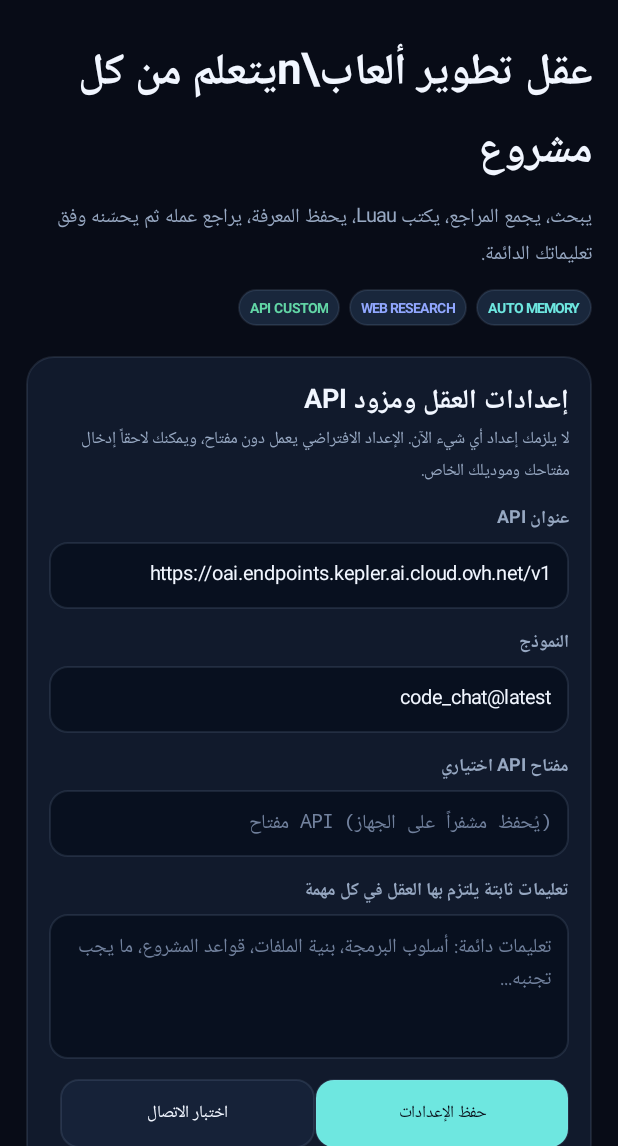
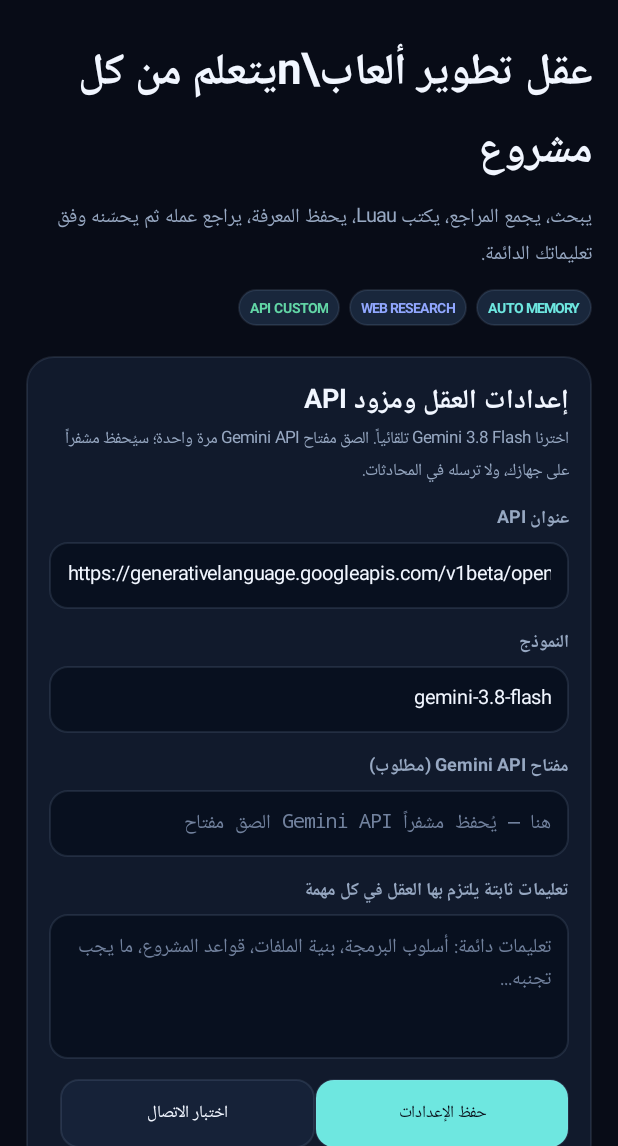
Before and after one commit to vzx5090-web/vzx, an Android app: the screen it shows after launch (MainActivity), after a tap on "اختبار الاتصال", on a phone screen of 412 x 824 dp, the part 90-1236 px from its top. Run offline under Robolectric (Android 15) with nearby library versions, the phone set to English and light mode, and no system bars; pictures from the network do not load; 1 other tap on this screen came first.

Commit message:
Set APEX AI default model to Gemini 3.8 Flash

```diff
--- a/apex-ai-android/app/build.gradle
+++ b/apex-ai-android/app/build.gradle
@@ -9,8 +9,8 @@ android {
         applicationId 'com.apexai.mobile'
         minSdk 26
         targetSdk 35
-        versionCode 2
-        versionName '0.2.0'
+        versionCode 3
+        versionName '0.2.2'
     }
 
     compileOptions {
--- a/apex-ai-android/app/src/main/java/com/apexai/mobile/AgentWorker.java
+++ b/apex-ai-android/app/src/main/java/com/apexai/mobile/AgentWorker.java
@@ -51,7 +51,7 @@ public class AgentWorker extends Worker {
                     + (taskPrompt.isEmpty() ? "" : "\\nبرومبت المهمة الإضافي:\\n" + taskPrompt);
 
             memory.remember(id, "user_prompt", title, project, "");
-            String priorMemory = memory.recall(id, 18, title + " " + description + " " + taskPrompt);
+            String priorMemory = memory.recall(id, 12);
             String research = "";
 
             put("stage", "البحث وجمع المعلومات");
--- a/apex-ai-android/app/src/main/java/com/apexai/mobile/ApiClient.java
+++ b/apex-ai-android/app/src/main/java/com/apexai/mobile/ApiClient.java
@@ -12,9 +12,7 @@ import java.net.URL;
 import java.nio.charset.StandardCharsets;
 
 final class ApiClient {
-    private static long lastRequestAt = 0L;
     static String chat(Context context, String system, String user, int maxTokens) throws Exception {
-        waitForProviderWindow(context);
         String base = AppSettings.base(context).replaceAll("/+$", "");
         if (!base.startsWith("https://")) throw new Exception("عنوان API يجب أن يبدأ بـ HTTPS لأمان المفتاح.");
         String endpoint = base.endsWith("/chat/completions") ? base : base + "/chat/completions";
@@ -64,16 +62,6 @@ final class ApiClient {
         }
     }
 
-    private static void waitForProviderWindow(Context context) throws InterruptedException {
-        boolean anonymous = SecureStore.readApiKey(context).isEmpty();
-        long minimumGap = anonymous ? 31000L : 1200L;
-        synchronized (ApiClient.class) {
-            long wait = lastRequestAt + minimumGap - System.currentTimeMillis();
-            if (wait > 0) Thread.sleep(wait);
-            lastRequestAt = System.currentTimeMillis();
-        }
-    }
-
     private static String readAll(InputStream in) throws Exception {
         if (in == null) return "";
         try (InputStream input = in; ByteArrayOutputStream output = new ByteArrayOutputStream()) {
--- a/apex-ai-android/app/src/main/java/com/apexai/mobile/AppSettings.java
+++ b/apex-ai-android/app/src/main/java/com/apexai/mobile/AppSettings.java
@@ -4,8 +4,8 @@ import android.content.Context;
 import android.content.SharedPreferences;
 
 final class AppSettings {
-    static final String DEFAULT_BASE = "https://oai.endpoints.kepler.ai.cloud.ovh.net/v1";
-    static final String DEFAULT_MODEL = "code_chat@latest";
+    static final String DEFAULT_BASE = "https://generativelanguage.googleapis.com/v1beta/openai";
+    static final String DEFAULT_MODEL = "gemini-3.8-flash";
     private static final String PREFS = "apex_settings";
 
     static String get(Context c, String key, String fallback) {
@@ -19,8 +19,16 @@ final class AppSettings {
                 .putString("search_provider", clean(searchProvider, "duckduckgo"))
                 .apply();
     }
-    static String base(Context c) { return get(c, "base_url", DEFAULT_BASE); }
-    static String model(Context c) { return get(c, "model", DEFAULT_MODEL); }
+    static String base(Context c) {
+        String value = get(c, "base_url", DEFAULT_BASE);
+        if ("https://oai.endpoints.kepler.ai.cloud.ovh.net/v1".equals(value)) return DEFAULT_BASE;
+        return value;
+    }
+    static String model(Context c) {
+        String value = get(c, "model", DEFAULT_MODEL);
+        if ("code_chat@latest".equals(value)) return DEFAULT_MODEL;
+        return value;
+    }
     static String instructions(Context c) { return get(c, "instructions", ""); }
     static String searchProvider(Context c) { return get(c, "search_provider", "duckduckgo"); }
     private static String clean(String s, String fallback) {
--- a/apex-ai-android/app/src/main/java/com/apexai/mobile/MainActivity.java
+++ b/apex-ai-android/app/src/main/java/com/apexai/mobile/MainActivity.java
@@ -84,15 +84,15 @@ public class MainActivity extends Activity {
 
         LinearLayout settings=card();marginTop(root,settings,dp(20));
         settings.addView(text("إعدادات العقل ومزود API",18,TEXT,true));
-        settings.addView(text("لا يلزمك إعداد أي شيء الآن. الإعداد الافتراضي يعمل دون مفتاح، ويمكنك لاحقاً إدخال مفتاحك وموديلك الخاص.",11,MUTED,false));
-        baseInput=edit("رابط API متوافق مع OpenAI",false);baseInput.setText(AppSettings.base(this));
-        modelInput=edit("اسم النموذج مثل code_chat@latest أو gpt-4o-mini",false);modelInput.setText(AppSettings.model(this));
-        keyInput=edit("مفتاح API (يُحفظ مشفراً على الجهاز)",false);keyInput.setInputType(InputType.TYPE_CLASS_TEXT|InputType.TYPE_TEXT_VARIATION_PASSWORD);
+        settings.addView(text("اخترنا Gemini 3.8 Flash تلقائياً. الصق مفتاح Gemini API مرة واحدة؛ سيُحفظ مشفراً على جهازك، ولا ترسله في المحادثات.",11,MUTED,false));
+        baseInput=edit("رابط Gemini API متوافق مع OpenAI",false);baseInput.setText(AppSettings.base(this));
+        modelInput=edit("اسم النموذج · الافتراضي gemini-3.8-flash",false);modelInput.setText(AppSettings.model(this));
+        keyInput=edit("الصق مفتاح Gemini API هنا — يُحفظ مشفراً",false);keyInput.setInputType(InputType.TYPE_CLASS_TEXT|InputType.TYPE_TEXT_VARIATION_PASSWORD);
         instructionsInput=edit("تعليمات دائمة: أسلوب البرمجة، بنية الملفات، قواعد المشروع، ما يجب تجنبه...",true);
         instructionsInput.setText(AppSettings.instructions(this));
         settings.addView(label("عنوان API"));settings.addView(baseInput);
         settings.addView(label("النموذج"));settings.addView(modelInput);
-        settings.addView(label("مفتاح API اختياري"));settings.addView(keyInput);
+        settings.addView(label("مفتاح Gemini API (مطلوب)"));settings.addView(keyInput);
         settings.addView(label("تعليمات ثابتة يلتزم بها العقل في كل مهمة"));settings.addView(instructionsInput);
         LinearLayout settingsButtons=row();
         Button saveSettings=button("حفظ الإعدادات",CYAN,BG);Button testApi=button("اختبار الاتصال",PANEL2,TEXT);
@@ -158,7 +158,7 @@ public class MainActivity extends Activity {
         LinearLayout note=card();marginTop(root,note,dp(16));
         note.addView(text("ماذا يعني التعلّم هنا؟",14,CYAN,true));
         note.addView(text("يحفظ APEX تلقائياً البرومبتات والخطط ونتائج البحث والأكواد والمراجعات والدروس في SQLite على جهازك، ويسترجعها لاحقاً عبر ذاكرة سياقية (RAG). كما يمكنك وضع تعليمات دائمة وإضافة معلومات يدوياً. هذا يحسّن سياق العمل، لكنه لا يغيّر أوزان النموذج تلقائياً. التدريب الحقيقي Fine-tuning يحتاج مجموعة بيانات منتقاة وبيئة تدريب GPU منفصلة؛ يمكن تجهيز بياناته من الخبرات المحفوظة لاحقاً.",11,MUTED,false));
-        TextView footer=text("APEX AI · ANDROID · 0.2.0",10,MUTED,false);footer.setGravity(Gravity.CENTER);footer.setPadding(0,dp(22),0,0);root.addView(footer);
+        TextView footer=text("APEX AI · ANDROID · 0.2.2",10,MUTED,false);footer.setGravity(Gravity.CENTER);footer.setPadding(0,dp(22),0,0);root.addView(footer);
     }
 
     private void addTab(LinearLayout tabs,String title,String key){
```
Also changed, not shown: apex-ai-android/app/src/main/java/com/apexai/mobile/MemoryStore.java (+10 -33 lines), 2 other files.
